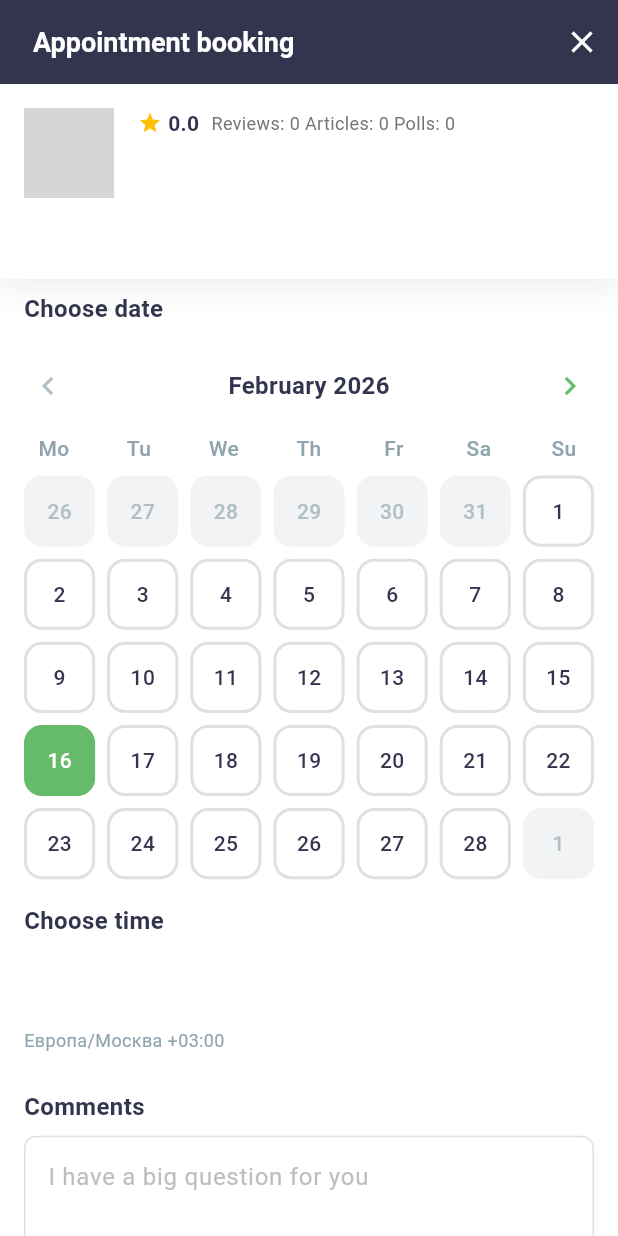
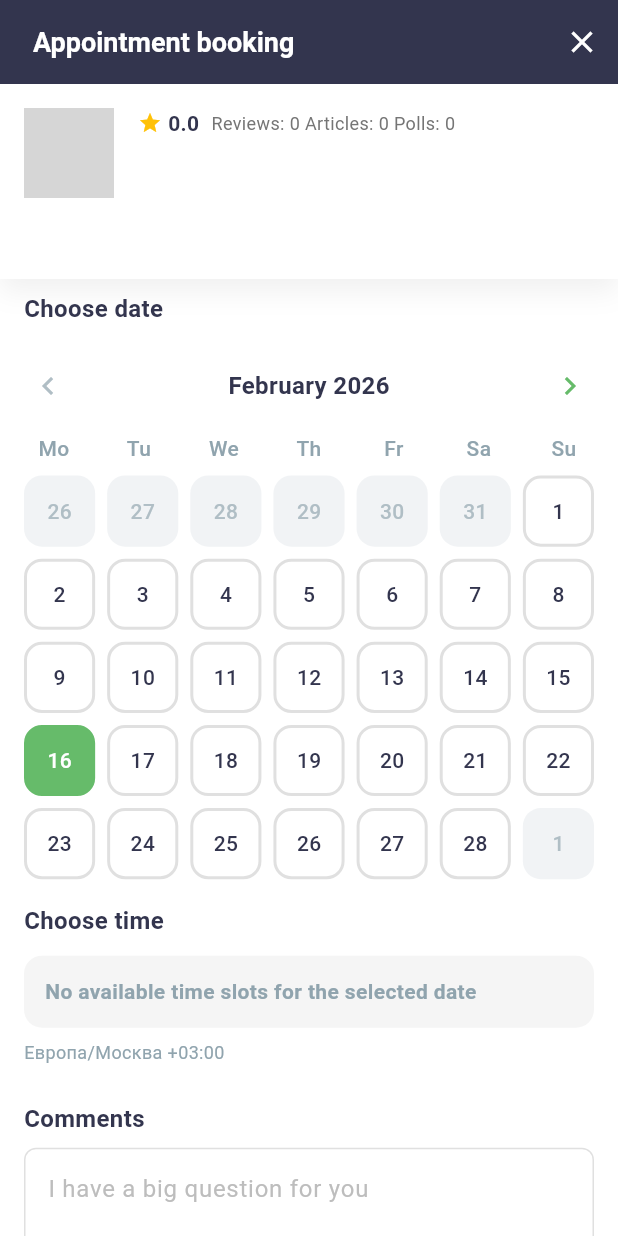
Before and after one commit to Ebadzmn/consultation_app_r, a Flutter app: the _AppointmentContent screen opened directly with empty values, on a phone screen of 412 x 824 dp. Run offline on Flutter 3.47's test engine with Material 3 defaults, Android fonts, the phone set to English and light mode, and no system bars; our stand-ins replace dartz, dio, equatable, flutter_bloc, get_it, go_router and 4 more; accounts and stored records are empty; network calls fail; grey boxes are pictures that could not be loaded.

Commit message:
style(experts): reduce spacing and add empty slots message
Adjust vertical spacing in schedule settings sheet from 24 to 6 for better visual hierarchy.
Add user feedback message when no time slots are available on the appointment page.

```diff
--- a/lib/features/experts/presentation/pages/appointment_page.dart
+++ b/lib/features/experts/presentation/pages/appointment_page.dart
@@ -158,6 +158,28 @@ class _AppointmentContent extends StatelessWidget {
                         child: Center(
                           child: CircularProgressIndicator.adaptive(
                             strokeWidth: 2.5,
+                          ),
+                        ),
+                      ),
+                    ] else if (state.timeSlots.isEmpty) ...[
+                      Padding(
+                        padding: const EdgeInsets.symmetric(horizontal: 16.0),
+                        child: Container(
+                          width: double.infinity,
+                          padding: const EdgeInsets.all(14),
+                          decoration: BoxDecoration(
+                            color: const Color(0xFFF5F5F5),
+                            borderRadius: BorderRadius.circular(12),
+                          ),
+                          child: Text(
+                            Localizations.localeOf(context).languageCode == 'ru'
+                                ? 'Нет свободных временных слотов на выбранную дату'
+                                : 'No available time slots for the selected date',
+                            style: const TextStyle(
+                              color: Color(0xFF90A4AE),
+                              fontSize: 14,
+                              fontWeight: FontWeight.w600,
+                            ),
                           ),
                         ),
                       ),
--- a/lib/features/experts/presentation/widgets/schedule_settings_sheet.dart
+++ b/lib/features/experts/presentation/widgets/schedule_settings_sheet.dart
@@ -203,7 +203,7 @@ class _ScheduleSettingsSheetState extends State<ScheduleSettingsSheet> {
               ),
             ],
           ),
-          const SizedBox(height: 24),
+          const SizedBox(height: 6),
 
           // Timezone Section
           const Text(
@@ -301,7 +301,7 @@ class _ScheduleSettingsSheetState extends State<ScheduleSettingsSheet> {
             },
           ),
 
-          const SizedBox(height: 24),
+          const SizedBox(height: 6),
 
           // Save Button
           SizedBox(
```
